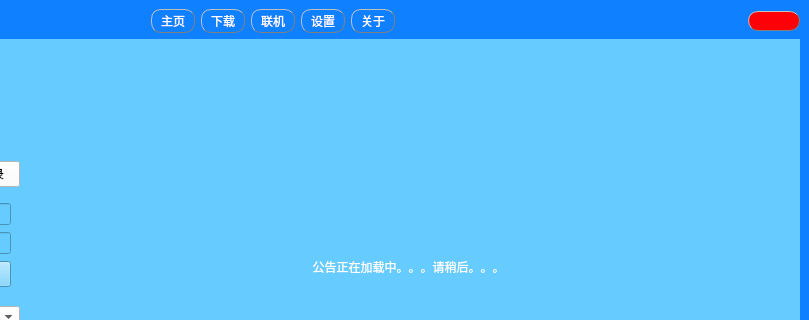
First picture: the form in UI/MOS_UI.ui, repository David-xian66/Minecraft-Optimal-Starter_1, before the edit; both pictures show x 250 to 1059 and y 0 to 320 of the 1059 by 610 pixel window.
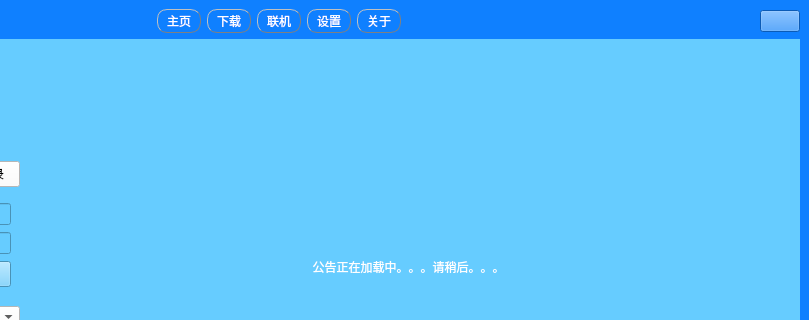
Second picture: the form after the edit. Icons and pictures are not drawn.

```diff
--- a/UI/MOS_UI.ui
+++ b/UI/MOS_UI.ui
@@ -792,7 +792,9 @@
     <item row="0" column="8">
      <widget class="QPushButton" name="pushButton_0_chose">
       <property name="styleSheet">
-       <string notr="true">background-color:rgb(252, 1, 7);color:rgb(252, 1, 7);border:1px groove gray;border-radius:10px;padding:2px 9px;border-style: outset;</string>
+       <string notr="true">button-&gt;setText(&quot;&quot;);QPixmap pixmap(url(:/png/picture/close.png));QPixmap fitpixmap = pixmap.scaled(30, 30, Qt::IgnoreAspectRatio, Qt::SmoothTransformation);button-&gt;setIcon(QIcon(fitpixmap));button-&gt;setIconSize(QSize(30, 30));button-&gt;setFlat(true);  button-&gt;setStyleSheet(&quot;border: 0px&quot;); 
+
+</string>
       </property>
       <property name="text">
        <string/>
```
Left out of the diff: 4 changed lines with no effect on the pictures.
